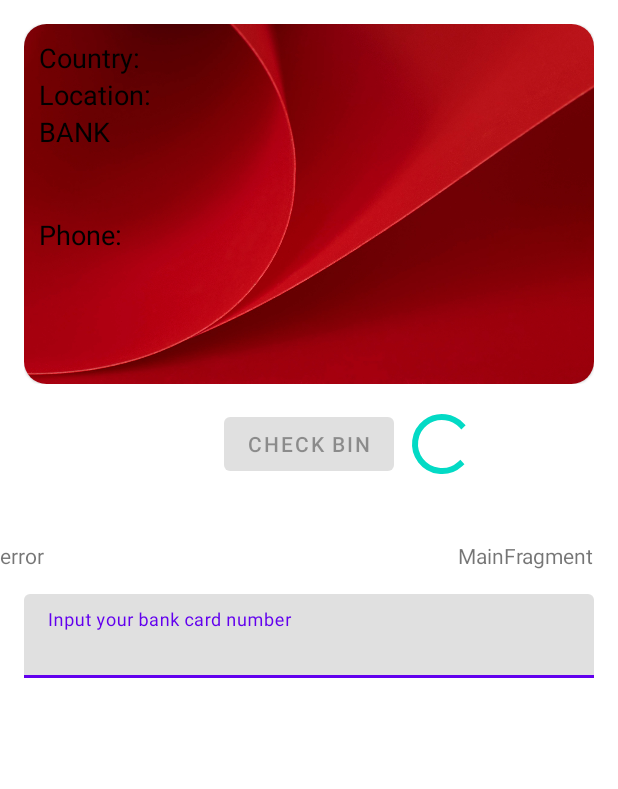
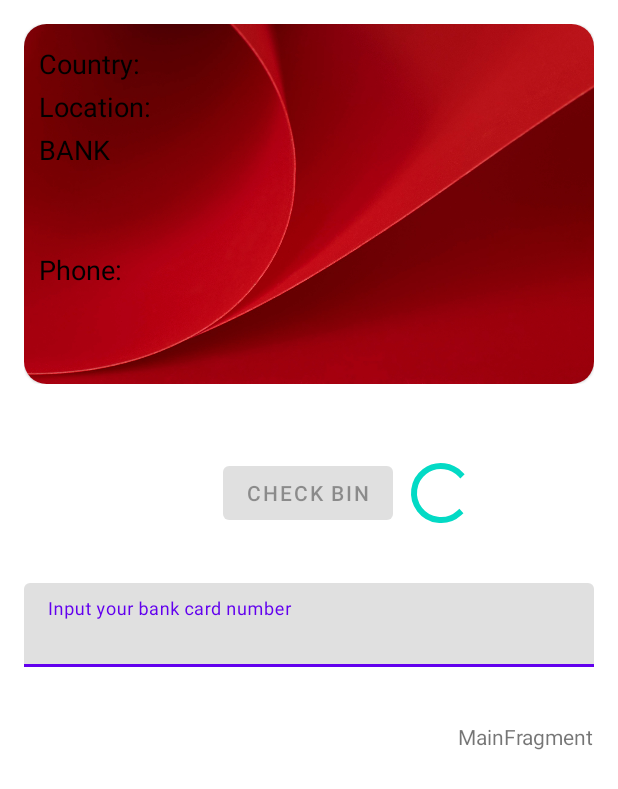
Before and after one commit to Zhigaras/Bin-Request, an Android app: the layout fragment_main.xml on its own in the app's theme, with its tools: preview values and no code run, on a phone screen of 412 x 824 dp. Shown: the top 789 px of the screen. Run offline under Robolectric (Android 15) with nearby library versions, the phone set to English and light mode, and no system bars.

```diff
--- a/app/src/main/java/com/zhigaras/binrequest/presentation/CardInfoViewGroup.kt
+++ b/app/src/main/java/com/zhigaras/binrequest/presentation/CardInfoViewGroup.kt
@@ -31,21 +31,29 @@ class CardInfoViewGroup @JvmOverloads constructor(
             true
         )
         setUpClickListeners()
-        setUpClickAvailability()
     }
 
     fun setUpCard(binReply: BinReplyModel) {
         currentBinReply = binReply
         binding.apply {
+            if (binReply.country?.name != null || binReply.country?.emoji != null) {
                 countryDescription.text = buildString {
-                append(binReply.country?.name)
-                append(binReply.country?.emoji)
+                    append(binReply.country.name)
+                    append(binReply.country.emoji)
                 }
+            } else {
+                countryDescription.text = null
+            }
+
+            if (binReply.country?.latitude != null || binReply.country?.longitude != null) {
                 locationDescription.text = buildString {
                     append("Lat.")
-                append(binReply.country?.latitude)
+                    append(binReply.country.latitude)
                     append(" : Lon.")
-                append(binReply.country?.longitude)
+                    append(binReply.country.longitude)
+                }
+            } else {
+                locationDescription.text = null
             }
             bankName.text = binReply.bank?.name
             bankUrl.text = binReply.bank?.url
@@ -59,33 +67,19 @@ class CardInfoViewGroup @JvmOverloads constructor(
                 "unionpay" -> R.drawable.unionpay
                 "amex" -> R.drawable.american_express
                 "discover" -> R.drawable.dinersclub
-                else -> 0
-
-                /** To check this!!!!*/
+                else -> android.R.color.transparent
 
             }
             schemeImg.setImageDrawable(
                 ContextCompat.getDrawable(context, requireSchemeImg)
             )
         }
-        setUpClickAvailability()
     }
 
-    private fun setUpClickAvailability() {
-
-        binding.bankPhoneDescription.let {
-            isClickable = !it.text.isNullOrEmpty()
-        }
-        binding.bankUrl.let {
-            isClickable = !it.text.isNullOrEmpty()
-        }
-        binding.locationDescription.let {
-            isClickable = !it.text.isNullOrEmpty()
-        }
-    }
 
     private fun setUpClickListeners() {
         binding.bankPhoneDescription.setOnClickListener {
+            if (!binding.bankPhoneDescription.text.isNullOrEmpty()) {
                 val intent = Intent(
                     Intent.ACTION_DIAL,
                     Uri.parse("tel:" + currentBinReply?.bank?.phone)
@@ -93,15 +87,19 @@ class CardInfoViewGroup @JvmOverloads constructor(
                 startIntent(intent)
 
             }
+        }
         binding.bankUrl.setOnClickListener {
+            if (!binding.bankUrl.text.isNullOrEmpty()) {
+
                 val intent = Intent(
                     Intent.ACTION_VIEW,
                     Uri.parse("http://" + currentBinReply?.bank?.url)
                 )
                 startIntent(intent)
-
+            }
         }
         binding.locationDescription.setOnClickListener {
+            if (!binding.locationDescription.text.isNullOrEmpty()) {
                 val intent = Intent(
                     Intent.ACTION_VIEW,
                     Uri.parse(
@@ -110,7 +108,7 @@ class CardInfoViewGroup @JvmOverloads constructor(
                     )
                 )
                 startIntent(intent)
-
+            }
         }
     }
 
--- a/app/src/main/res/layout-land/fragment_main.xml
+++ b/app/src/main/res/layout-land/fragment_main.xml
@@ -3,13 +3,10 @@
 <layout xmlns:android="http://schemas.android.com/apk/res/android"
     xmlns:app="http://schemas.android.com/apk/res-auto"
     xmlns:tools="http://schemas.android.com/tools">
-
     <data>
-
         <variable
             name="viewModel"
             type="com.zhigaras.binrequest.presentation.MainViewModel" />
-
         <import type="android.view.View" />
     </data>
 
@@ -23,9 +20,10 @@
             android:id="@+id/card_info_view_group"
             android:layout_width="0dp"
             android:layout_height="wrap_content"
-            app:layout_constraintEnd_toStartOf="@+id/bin_input_layout"
+            app:layout_constraintBottom_toBottomOf="parent"
+            app:layout_constraintEnd_toEndOf="@id/guideline"
             app:layout_constraintStart_toStartOf="parent"
-            app:layout_constraintTop_toTopOf="parent" >
+            app:layout_constraintTop_toTopOf="parent">
 
         </com.zhigaras.binrequest.presentation.CardInfoViewGroup>
 
@@ -33,28 +31,29 @@
             android:id="@+id/message"
             android:layout_width="wrap_content"
             android:layout_height="wrap_content"
-            android:layout_marginEnd="16dp"
             android:text="MainFragment"
-            app:layout_constraintBottom_toTopOf="@+id/bin_input_layout"
-            app:layout_constraintEnd_toEndOf="parent" />
+            app:layout_constraintBottom_toBottomOf="parent"
+            app:layout_constraintEnd_toEndOf="parent"
+            app:layout_constraintStart_toStartOf="@+id/guideline"
+            app:layout_constraintTop_toBottomOf="@+id/bin_input_layout" />
 
-        <com.google.android.material.textview.MaterialTextView
-            android:id="@+id/error_text_view"
+        <androidx.constraintlayout.widget.Guideline
             android:layout_width="wrap_content"
-            android:layout_height="wrap_content"
-            android:text="error"
-            app:layout_constraintEnd_toStartOf="@+id/start_bin_search_button"
-            tools:layout_editor_absoluteY="147dp" />
+            android:id="@+id/guideline"
+            android:orientation="vertical"
+            app:layout_constraintGuide_percent=".65"
+            android:layout_height="wrap_content"/>
 
         <com.google.android.material.textfield.TextInputLayout
             android:id="@+id/bin_input_layout"
-            android:layout_width="357dp"
+            android:layout_width="0dp"
             android:layout_height="91dp"
             android:hint="@string/bin_input_hint"
             app:errorEnabled="true"
             app:layout_constraintBottom_toBottomOf="parent"
             app:layout_constraintEnd_toEndOf="parent"
-            app:layout_constraintTop_toBottomOf="@+id/start_bin_search_button">
+            app:layout_constraintStart_toStartOf="@id/guideline"
+            app:layout_constraintTop_toTopOf="parent">
 
             <com.google.android.material.textfield.TextInputEditText
                 android:id="@+id/bin_number_input"
@@ -69,11 +68,12 @@
             android:id="@+id/start_bin_search_button"
             android:layout_width="wrap_content"
             android:layout_height="wrap_content"
+            android:layout_marginBottom="28dp"
             android:enabled="false"
             android:text="@string/check_bin"
+            app:layout_constraintBottom_toTopOf="@+id/bin_input_layout"
             app:layout_constraintEnd_toEndOf="@+id/bin_input_layout"
-            app:layout_constraintStart_toStartOf="@+id/bin_input_layout"
-            app:layout_constraintTop_toTopOf="parent" />
+            app:layout_constraintStart_toStartOf="@+id/bin_input_layout" />
 
         <ProgressBar
             android:id="@+id/progress_bar"
--- a/app/src/main/res/layout/card_info_layout.xml
+++ b/app/src/main/res/layout/card_info_layout.xml
@@ -1,12 +1,14 @@
 <?xml version="1.0" encoding="utf-8"?>
-<layout xmlns:android="http://schemas.android.com/apk/res/android">
+<layout xmlns:tools="http://schemas.android.com/tools"
+    xmlns:app="http://schemas.android.com/apk/res-auto"
+    xmlns:android="http://schemas.android.com/apk/res/android">
     <data>
         <variable
             name="Card"
             type="com.zhigaras.binrequest.presentation.CardInfoViewGroup" />
     </data>
 
-    <androidx.constraintlayout.widget.ConstraintLayout xmlns:app="http://schemas.android.com/apk/res-auto"
+    <androidx.constraintlayout.widget.ConstraintLayout
         android:layout_width="match_parent"
         android:layout_height="wrap_content"
         android:padding="16dp">
@@ -60,8 +62,9 @@
                     android:layout_height="wrap_content"
                     android:text="Country: "
                     android:textAppearance="@style/card_info_title_style"
+                    app:layout_constraintBottom_toTopOf="@+id/location"
                     app:layout_constraintStart_toStartOf="@id/guideline_start"
-                    app:layout_constraintTop_toTopOf="@id/guideline_top" />
+                    app:layout_constraintTop_toTopOf="@+id/guideline_top" />
 
                 <com.google.android.material.textview.MaterialTextView
                     android:id="@+id/country_description"
@@ -70,7 +73,7 @@
                     android:ellipsize="end"
                     android:maxLines="1"
                     android:textAppearance="@style/card_info_text_style"
-                    app:layout_constraintBottom_toBottomOf="@id/country"
+                    app:layout_constraintBottom_toBottomOf="@+id/country"
                     app:layout_constraintEnd_toEndOf="@id/guideline_end"
                     app:layout_constraintStart_toEndOf="@id/country" />
 
@@ -80,8 +83,9 @@
                     android:layout_height="wrap_content"
                     android:text="Location: "
                     android:textAppearance="@style/card_info_title_style"
+                    app:layout_constraintBottom_toTopOf="@+id/bank"
                     app:layout_constraintStart_toStartOf="@id/guideline_start"
-                    app:layout_constraintTop_toBottomOf="@id/country" />
+                    app:layout_constraintTop_toBottomOf="@+id/country" />
 
                 <com.google.android.material.textview.MaterialTextView
                     android:id="@+id/location_description"
@@ -98,26 +102,29 @@
                     android:layout_height="wrap_content"
                     android:text="BANK"
                     android:textAppearance="@style/card_info_title_style"
+                    app:layout_constraintBottom_toTopOf="@+id/bank_name"
                     app:layout_constraintStart_toStartOf="@id/guideline_start"
-                    app:layout_constraintTop_toBottomOf="@id/location" />
+                    app:layout_constraintTop_toBottomOf="@+id/location" />
 
                 <com.google.android.material.textview.MaterialTextView
                     android:id="@+id/bank_name"
                     android:layout_width="0dp"
                     android:layout_height="wrap_content"
                     android:textAppearance="@style/card_info_text_style"
+                    app:layout_constraintBottom_toTopOf="@+id/bank_url"
                     app:layout_constraintEnd_toEndOf="@id/guideline_end"
                     app:layout_constraintStart_toStartOf="@id/guideline_start"
-                    app:layout_constraintTop_toBottomOf="@id/bank" />
+                    app:layout_constraintTop_toBottomOf="@+id/bank" />
 
                 <com.google.android.material.textview.MaterialTextView
                     android:id="@+id/bank_url"
                     android:layout_width="0dp"
                     android:layout_height="wrap_content"
                     android:textAppearance="@style/card_info_text_style"
+                    app:layout_constraintBottom_toTopOf="@+id/bank_phone"
                     app:layout_constraintEnd_toStartOf="@+id/guideline_end"
                     app:layout_constraintStart_toStartOf="@id/guideline_start"
-                    app:layout_constraintTop_toBottomOf="@id/bank_name" />
+                    app:layout_constraintTop_toBottomOf="@+id/bank_name" />
 
                 <com.google.android.material.textview.MaterialTextView
                     android:id="@+id/bank_phone"
@@ -125,8 +132,9 @@
                     android:layout_height="wrap_content"
                     android:text="Phone: "
                     android:textAppearance="@style/card_info_title_style"
+                    app:layout_constraintBottom_toTopOf="@+id/label_guideline_top"
                     app:layout_constraintStart_toStartOf="@id/guideline_start"
-                    app:layout_constraintTop_toBottomOf="@id/bank_url" />
+                    app:layout_constraintTop_toBottomOf="@+id/bank_url" />
 
                 <com.google.android.material.textview.MaterialTextView
                     android:id="@+id/bank_phone_description"
@@ -155,6 +163,7 @@
 
                 <com.google.android.material.textview.MaterialTextView
                     android:id="@+id/card_type"
+                    android:textAppearance="@style/card_info_text_style"
                     android:layout_width="wrap_content"
                     android:layout_height="wrap_content"
                     app:layout_constraintBottom_toBottomOf="@id/guideline_bottom"
--- a/app/src/main/res/layout/fragment_main.xml
+++ b/app/src/main/res/layout/fragment_main.xml
@@ -1,15 +1,11 @@
 <?xml version="1.0" encoding="utf-8"?>
-
 <layout xmlns:android="http://schemas.android.com/apk/res/android"
     xmlns:app="http://schemas.android.com/apk/res-auto"
     xmlns:tools="http://schemas.android.com/tools">
-
     <data>
-
         <variable
             name="viewModel"
             type="com.zhigaras.binrequest.presentation.MainViewModel" />
-
         <import type="android.view.View" />
     </data>
 
@@ -32,16 +28,8 @@
             android:layout_height="wrap_content"
             android:layout_marginEnd="16dp"
             android:text="MainFragment"
-            app:layout_constraintBottom_toTopOf="@+id/bin_input_layout"
-            app:layout_constraintEnd_toEndOf="parent" />
-
-        <com.google.android.material.textview.MaterialTextView
-            android:id="@+id/error_text_view"
-            android:layout_width="wrap_content"
-            android:layout_height="wrap_content"
-            android:text="error"
-            app:layout_constraintBottom_toTopOf="@+id/bin_input_layout"
-            app:layout_constraintStart_toStartOf="parent" />
+            app:layout_constraintEnd_toEndOf="parent"
+            app:layout_constraintTop_toBottomOf="@+id/bin_input_layout" />
 
         <com.google.android.material.textfield.TextInputLayout
             android:id="@+id/bin_input_layout"
@@ -51,10 +39,9 @@
             app:errorEnabled="true"
             app:layout_constraintBottom_toBottomOf="parent"
             app:layout_constraintEnd_toEndOf="parent"
-            app:layout_constraintHorizontal_bias="0.0"
             app:layout_constraintStart_toStartOf="parent"
-            app:layout_constraintTop_toBottomOf="@+id/start_bin_search_button"
-            app:layout_constraintVertical_bias="0.152">
+            app:layout_constraintTop_toBottomOf="@+id/card_info_view_group"
+            app:layout_constraintVertical_bias="0.227">
 
             <com.google.android.material.textfield.TextInputEditText
                 android:id="@+id/bin_number_input"
@@ -69,11 +56,13 @@
             android:id="@+id/start_bin_search_button"
             android:layout_width="wrap_content"
             android:layout_height="wrap_content"
+            android:layout_marginBottom="20dp"
             android:enabled="false"
             android:text="@string/check_bin"
+            app:layout_constraintBottom_toTopOf="@+id/bin_input_layout"
             app:layout_constraintEnd_toEndOf="parent"
-            app:layout_constraintStart_toStartOf="parent"
-            app:layout_constraintTop_toBottomOf="@+id/card_info_view_group" />
+            app:layout_constraintHorizontal_bias="0.498"
+            app:layout_constraintStart_toStartOf="parent" />
 
         <ProgressBar
             android:id="@+id/progress_bar"
--- a/app/src/main/res/values/styles.xml
+++ b/app/src/main/res/values/styles.xml
@@ -1,12 +1,9 @@
 <?xml version="1.0" encoding="utf-8"?>
 <resources>
-
     <style name="card_info_text_style">
         <item name="android:textSize">16sp</item>
-
     </style>
     <style name="card_info_title_style" parent="card_info_text_style">
         <item name="android:textSize">18sp</item>
     </style>
-
 </resources>
```
Also changed, not shown: app/src/main/java/com/zhigaras/binrequest/model/BinReplyModel.kt (+7 -7 lines), app/src/main/java/com/zhigaras/binrequest/presentation/MainFragment.kt (+32 -14 lines), app/src/main/java/com/zhigaras/binrequest/presentation/MainViewModel.kt (+32 -16 lines), 1 other file. Lines whose indentation alone changed are shown as unchanged.
